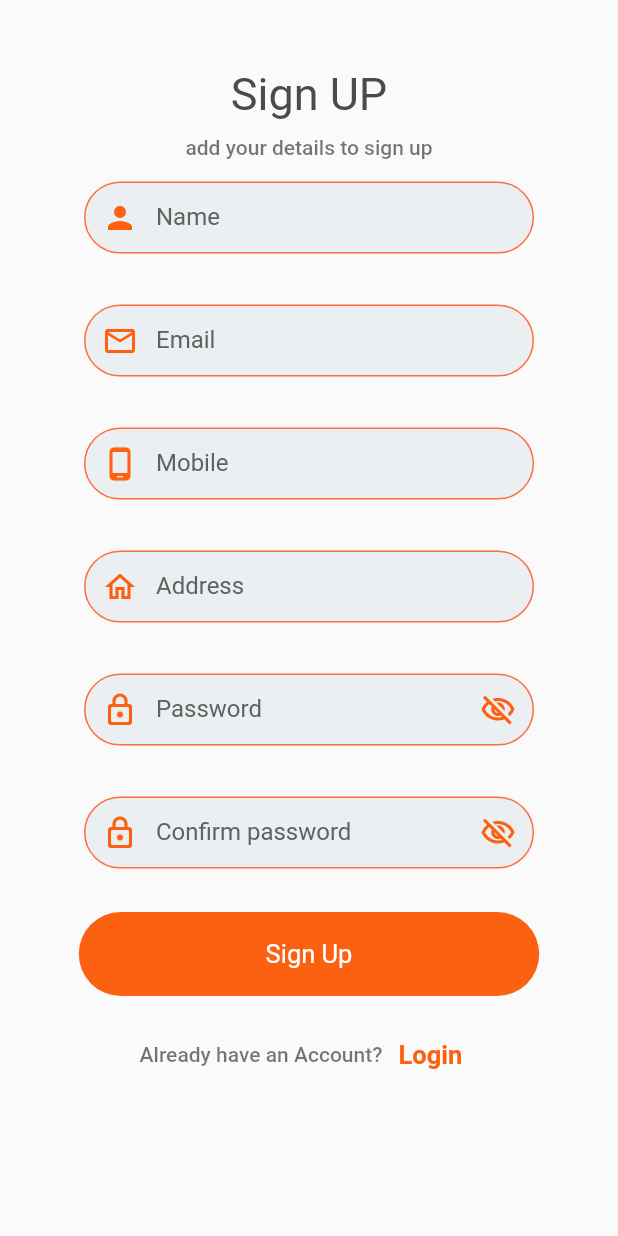
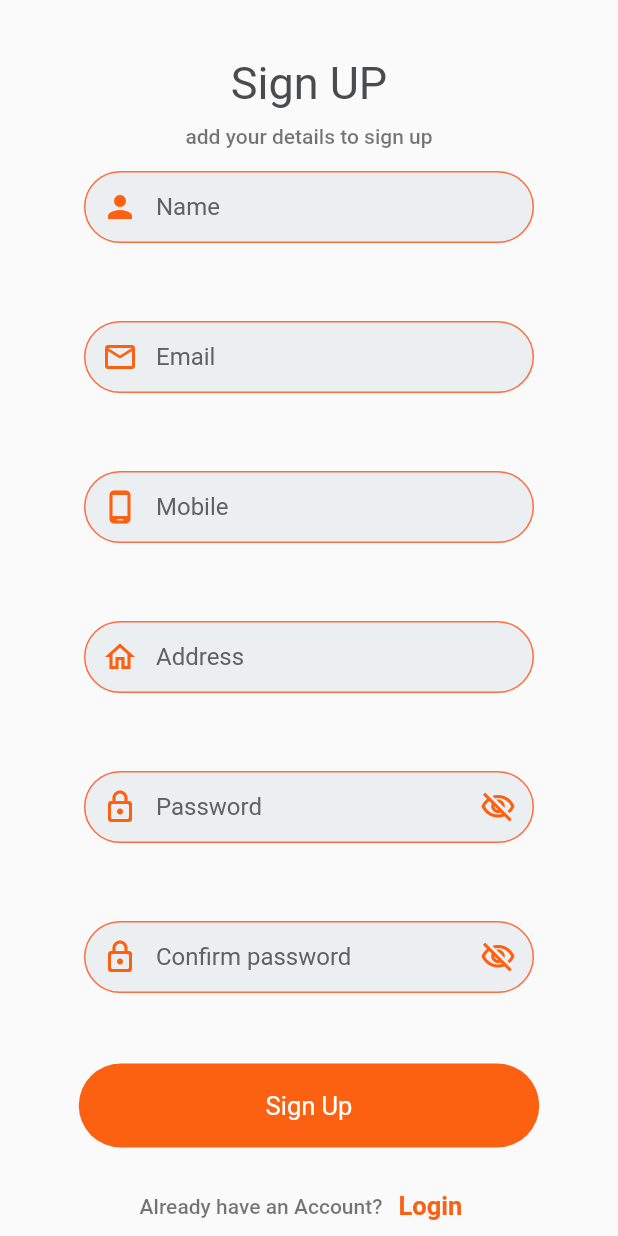
Before and after one commit to fatmaahmed751/Food_delivery, a Flutter app: the SignUpScreen screen opened directly, on a phone screen of 412 x 824 dp. Run offline on Flutter 3.47's test engine with Material 2 defaults, Android fonts, the light colour scheme and no system bars; our stand-ins replace bloc, firebase_auth, firebase_core, flutter_bloc, flutter_screenutil, flutter_svg and 1 more; accounts and stored records are empty.

Commit message:
commit_four

```diff
--- a/lib/main.dart
+++ b/lib/main.dart
@@ -15,6 +15,7 @@ import 'package:restaurant_app/widgets/menu_categories_section.dart';
 import 'screens/home_screen.dart';
 import 'screens/layout_screen.dart';
 import 'screens/register_screen.dart';
+import 'widgets/menu_view.dart';
 
 void main() async {
   WidgetsFlutterBinding.ensureInitialized();
@@ -36,7 +37,7 @@ class MyApp extends StatelessWidget {
       builder: (BuildContext context, Widget? child) {
       return MaterialApp(
           useInheritedMediaQuery: true,
-      home: LoginScreen(),
+      home: LayoutScreen(),
       // initialRoute: AppRouts.initialRoute,
       debugShowCheckedModeBanner: false,
 //routes: routes,
--- a/lib/screens/register_screen.dart
+++ b/lib/screens/register_screen.dart
@@ -11,17 +11,31 @@ import 'package:restaurant_app/models/user_login_model.dart';
 import 'package:restaurant_app/screens/layout_screen.dart';
 import 'package:restaurant_app/screens/login_screen.dart';
 import 'package:firebase_auth/firebase_auth.dart';
-//ignore: must_be_immutable
-class SignUpScreen extends StatelessWidget {
-    SignUpScreen({Key? key}) : super(key: key);
+
+class SignUpScreen extends StatefulWidget {
+   const SignUpScreen({Key? key}) : super(key: key);
+
+  @override
+  State<SignUpScreen> createState() => _SignUpScreenState();
+}
+
+class _SignUpScreenState extends State<SignUpScreen> {
   GlobalKey<FormState>  formKey=GlobalKey();
+
   FirebaseAuth auth = FirebaseAuth.instance;
-late UserRegisterModel registerModel;
+
+ UserRegisterModel? registerModel;
+
     TextEditingController nameController=TextEditingController();
+
     TextEditingController emailController=TextEditingController();
+
     TextEditingController phoneController=TextEditingController();
+
     TextEditingController addressController=TextEditingController();
+
     TextEditingController passwordController=TextEditingController();
+
     TextEditingController confirmPasswordController=TextEditingController();
 
   @override
@@ -38,7 +52,7 @@ late UserRegisterModel registerModel;
                 child: Scaffold(
                   body: SingleChildScrollView(
                     child: Padding(
-                      padding: const EdgeInsets.all(15.0),
+                      padding: const EdgeInsets.all(8.0),
                       child: Form(
                         // من خلال ال كى اقدر اكسسز البياانات اللي جوه الفورم اقدر اعرف هي سليمه ولا مش سليمه
                         key: formKey,
@@ -88,9 +102,10 @@ late UserRegisterModel registerModel;
                                 type:TextInputType.text,
                                 controller:emailController,
                                 hintText: 'Email',
-                                onChanged: (data){
-                                  emailController.text = data;
-                                }),
+                                // onChanged: (data){
+                                //   emailController.text = data;
+                                // }
+                               ),
 
                             defaultFormField(
 
@@ -122,9 +137,8 @@ late UserRegisterModel registerModel;
                                 type:TextInputType.text,
                                 controller:passwordController,
                                 hintText: 'Password',
-                                onChanged: (data){
-                                  passwordController.text =  data ;
-                                }),
+
+                                ),
 
                             defaultFormField(
                               obscureText: true,
@@ -143,7 +157,11 @@ late UserRegisterModel registerModel;
                               child: orangeButton(
                                   text: 'Sign Up', function:()async {
                                 if (formKey.currentState!.validate()) {
-                                  cubit.firebaseAuthenticate(registerModel);
+                                  registerModel=UserRegisterModel(
+                                    email:emailController.text,
+                                    password: passwordController.text
+                                  );
+                                  cubit.firebaseAuthenticate(registerModel!);
                                   Navigator.pushReplacement(context, MaterialPageRoute(builder:(context)=>LayoutScreen()));
                                 }else{
                                   print('not valide');
@@ -187,23 +205,4 @@ late UserRegisterModel registerModel;
             }
         ));
   }
-
-  // Future<void> firebaseAuthenticate(UserRegisterModel registerModel) async {
-  //   try {
-  //      await auth.createUserWithEmailAndPassword(
-  //         email: registerModel.email,
-  //         password: registerModel.password
-  //       //print('jjjjjjjjjjjj');
-  //     );
-  //     print('jjjjjjjjjjjj');
-  //   } on FirebaseAuthException catch (e) {
-  //     if (e.code == 'weak-password') {
-  //       print('The password provided is too weak.');
-  //     } else if (e.code == 'email-already-in-use') {
-  //       print('The account already exists for that email.');
-  //     }
-  //   } catch (e) {
-  //     print('kkkkkkkkkkkkkkkkkkk');
-  //     print(e);
-  //   }
-  }
+}
--- a/lib/shared/components/components.dart
+++ b/lib/shared/components/components.dart
@@ -189,11 +189,13 @@ Widget defaultFormField({
 
 
 }) =>
-    Container(
+    Padding(
+      padding: const EdgeInsets.symmetric(vertical: 15,horizontal: 15),
+      child: Container(
         width: 300,
-      height: 52,
+        height: 70,
         // padding: EdgeInsets.all(8),
-      margin: EdgeInsets.all(15),
+
         decoration: BoxDecoration(
              borderRadius: BorderRadius.circular(200),
         //  color: Colors.blueGrey[50]
@@ -232,6 +234,7 @@ labelStyle: TextStyle(
 
             contentPadding: EdgeInsets.only(left: 25),
 
+          ),
         ),
       ),
     );
```
Also changed, not shown: lib/controllers/login_bloc/login_cubit.dart (+10 -2 lines), lib/controllers/register_cubit/register_cubit.dart (+8 -6 lines), lib/screens/deserts_screen.dart (added, +12 -0 lines), lib/screens/home_screen.dart (+1 -18 lines), lib/screens/login_screen.dart (+23 -13 lines), lib/widgets/custom_app_bar.dart (+5 -3 lines), lib/widgets/menu_categories_section.dart (+22 -10 lines), lib/widgets/menu_category_item.dart (+27 -13 lines), assets/images/beverages.png (added), assets/images/deserts.png (added), assets/images/food.png (added), assets/images/promotions.png (added). Lines whose indentation alone changed are shown as unchanged.
